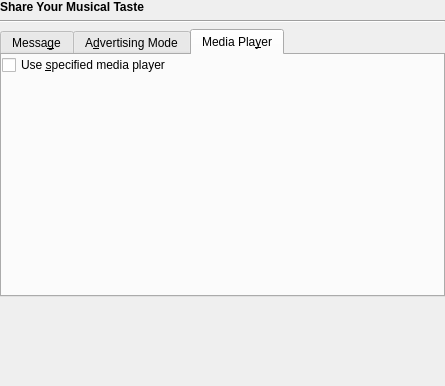
This is plugins/nowlistening/nowlisteningprefs.ui in KDE/kopete as Qt 5 draws it before an edit. The edited form follows.
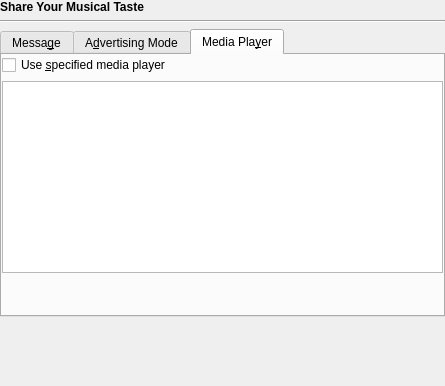
This is the edited form. The open tabs and pages were chosen to show the change. Custom widgets are drawn as their Qt base class.

Commit message: This commit solves a bug in kopete nowlistening preferences kcm

```diff
--- a/plugins/nowlistening/nowlisteningprefs.ui
+++ b/plugins/nowlistening/nowlisteningprefs.ui
@@ -247,16 +247,8 @@
        </item>
       </layout>
      </widget>
-     <widget class="QWidget" name="tab" >
-      <property name="geometry" >
-       <rect>
-        <x>0</x>
-        <y>0</y>
-        <width>433</width>
-        <height>298</height>
-       </rect>
-      </property>
-      <attribute name="title" >
+     <widget class="QWidget" name="tab">
+      <attribute name="title">
        <string>Media Pla&amp;yer</string>
       </attribute>
       <layout class="QVBoxLayout" >
@@ -282,20 +274,7 @@
           </widget>
          </item>
          <item>
-          <widget class="K3ListBox" native="1" name="kcfg_SelectedMediaPlayer" >
-           <property name="enabled" >
-            <bool>false</bool>
-           </property>
-           <property name="sizePolicy" >
-            <sizepolicy vsizetype="Preferred" hsizetype="Preferred" >
-             <horstretch>0</horstretch>
-             <verstretch>0</verstretch>
-            </sizepolicy>
-           </property>
-           <property name="variableHeight" stdset="0" >
-            <bool>false</bool>
-           </property>
-          </widget>
+          <widget class="KListWidget" name="kcfg_SelectedMediaPlayer"/>
          </item>
         </layout>
        </item>
@@ -339,9 +318,9 @@
  </widget>
   <customwidgets>
   <customwidget>
-   <class>K3ListBox</class>
-   <extends></extends>
-   <header>k3listbox.h</header>
+   <class>KListWidget</class>
+   <extends>QListWidget</extends>
+   <header>klistwidget.h</header>
   </customwidget>
  </customwidgets>
  <resources/>
```
Left out of the diff: 203 changed lines with no effect on the pictures. The commit also changes 1 other file.
